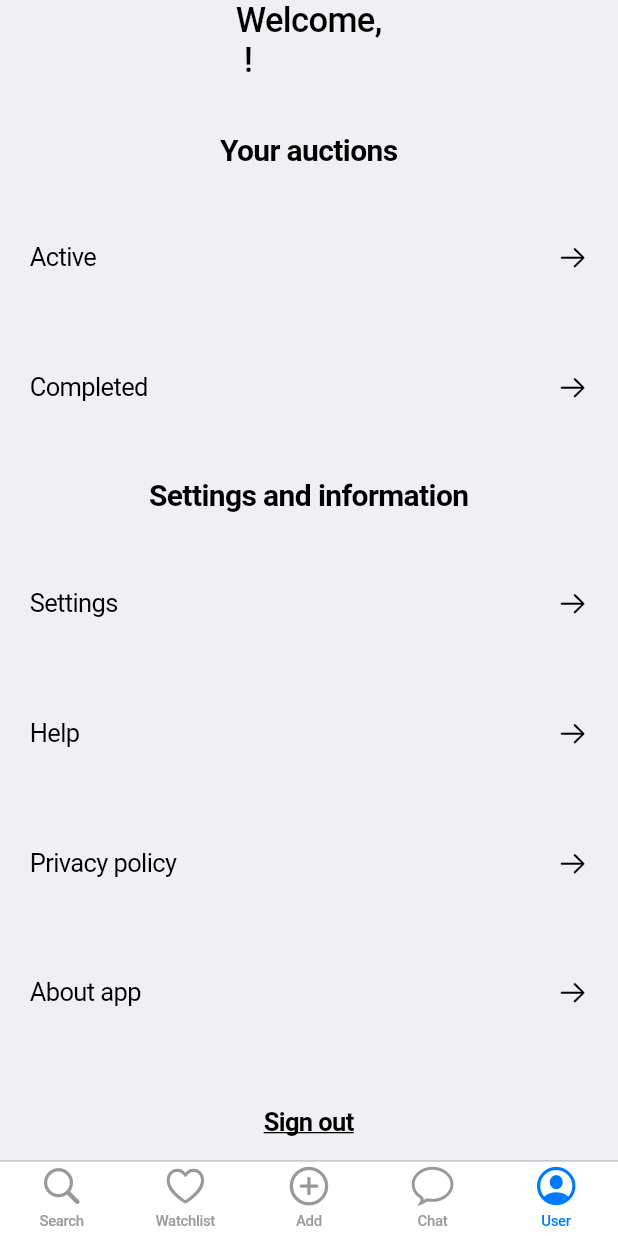
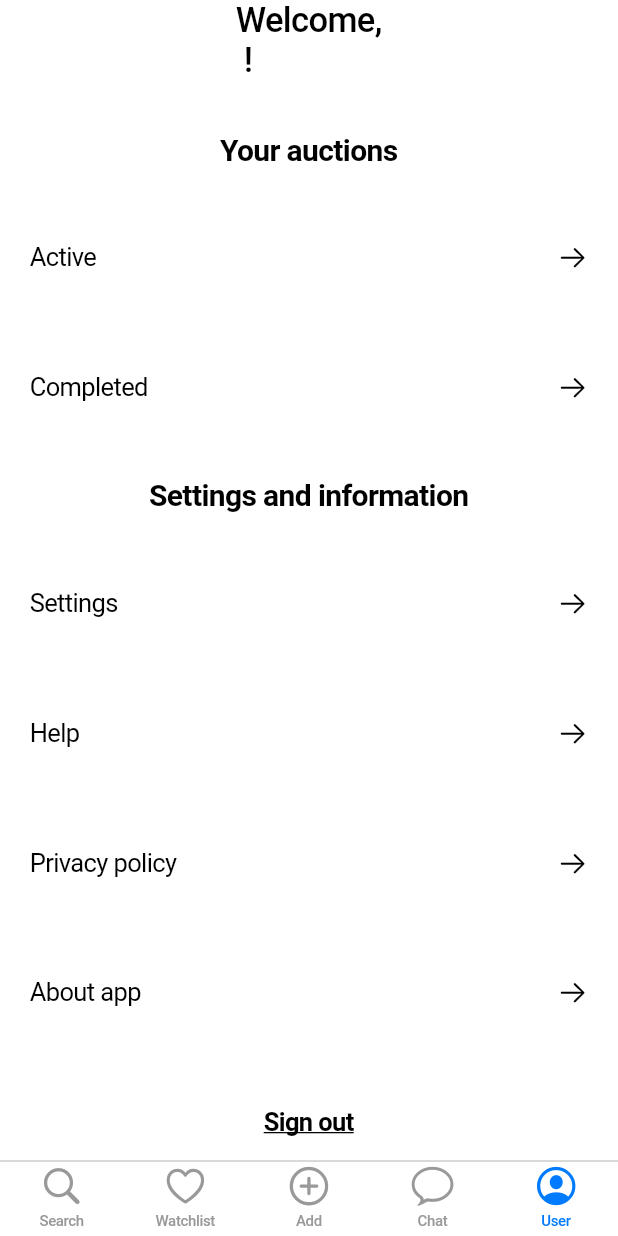
Before and after one commit to PrzChodor/XLO, a Flutter app: the screen it shows once a user with an empty profile is signed in, item 5 of the bottom bar chosen, on a phone screen of 412 x 824 dp. Run offline on Flutter 3.47's test engine with Material 2 defaults, Android fonts, the phone set to English and light mode, and no system bars; our stand-ins replace cloud_firestore, firebase_auth, firebase_core, firebase_storage, google_sign_in; missing offline and left inert: algolia, flutter_absolute_path, flutter_facebook_auth, multi_image_picker, screen_loader; accounts and stored records are empty.

Commit message:
Minor fix

```diff
--- a/lib/routes/user_profile.dart
+++ b/lib/routes/user_profile.dart
@@ -14,6 +14,7 @@ class _UserProfile extends State<UserProfile>{
   Widget build(BuildContext context) {
     final auth = Provider.of<AuthenticationService>(context);
     return CupertinoPageScaffold(
+      backgroundColor: CupertinoColors.white,
       child: SafeArea(
         child: Column(
           mainAxisAlignment: MainAxisAlignment.spaceBetween,
```
Also changed, not shown: pubspec.lock.
